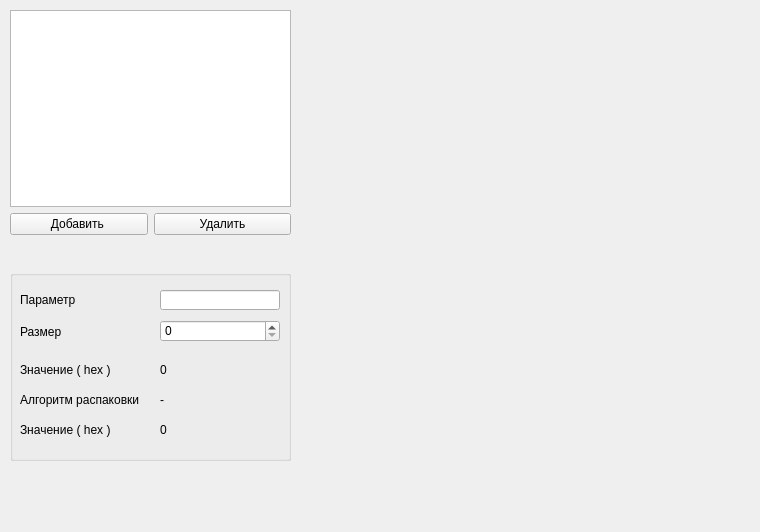
Before: the Qt Designer form hex_editor/serializeuserinterface.ui in Shamsudinov/Hex-Editor, drawn with Qt 5.
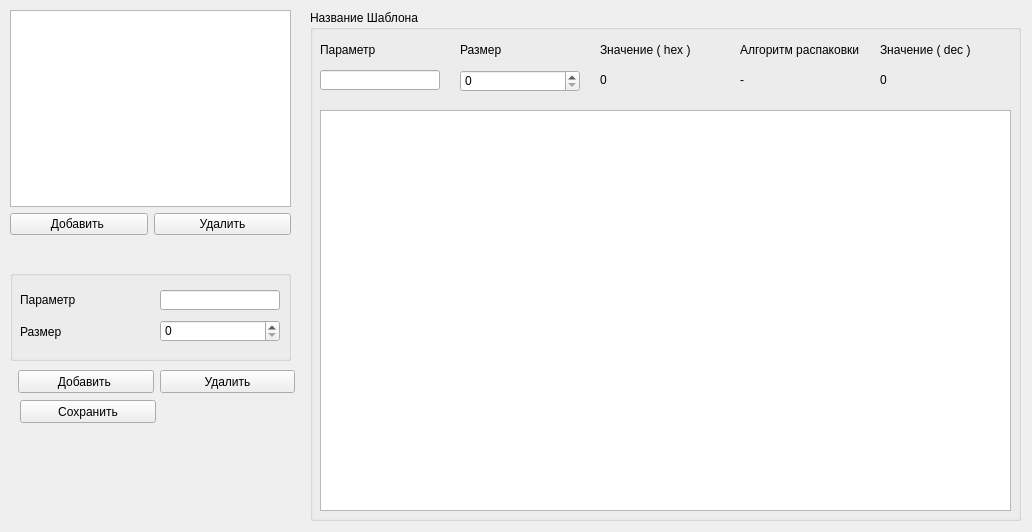
After: the same form once the commit is applied.

The edit to the form file:
```diff
--- a/hex_editor/serializeuserinterface.ui
+++ b/hex_editor/serializeuserinterface.ui
@@ -6,7 +6,7 @@
    <rect>
     <x>0</x>
     <y>0</y>
-    <width>760</width>
+    <width>1032</width>
     <height>532</height>
    </rect>
   </property>
@@ -19,7 +19,7 @@
      <x>10</x>
      <y>270</y>
      <width>281</width>
-     <height>191</height>
+     <height>91</height>
     </rect>
    </property>
    <property name="title">
@@ -71,50 +71,135 @@
      </rect>
     </property>
    </widget>
-   <widget class="QLabel" name="labelParameterHex">
+  </widget>
+  <widget class="QPushButton" name="btnAddParameter">
+   <property name="geometry">
+    <rect>
+     <x>18</x>
+     <y>370</y>
+     <width>136</width>
+     <height>23</height>
+    </rect>
+   </property>
+   <property name="text">
+    <string>Добавить </string>
+   </property>
+  </widget>
+  <widget class="QPushButton" name="btnDeleteParam">
+   <property name="geometry">
+    <rect>
+     <x>160</x>
+     <y>370</y>
+     <width>135</width>
+     <height>23</height>
+    </rect>
+   </property>
+   <property name="text">
+    <string>Удалить</string>
+   </property>
+  </widget>
+  <widget class="QGroupBox" name="groupBox">
+   <property name="geometry">
+    <rect>
+     <x>310</x>
+     <y>10</y>
+     <width>711</width>
+     <height>511</height>
+    </rect>
+   </property>
+   <property name="title">
+    <string>Название Шаблона</string>
+   </property>
+   <widget class="QLabel" name="labelParameterName_4">
     <property name="geometry">
      <rect>
       <x>10</x>
-      <y>90</y>
-      <width>120</width>
+      <y>30</y>
+      <width>61</width>
       <height>19</height>
      </rect>
     </property>
     <property name="text">
-     <string>Значение ( hex )</string>
+     <string>Параметр</string>
     </property>
    </widget>
-   <widget class="QLabel" name="labelParameterHexValue">
+   <widget class="QLineEdit" name="lineEditParameterName_4">
     <property name="geometry">
      <rect>
+      <x>10</x>
+      <y>60</y>
+      <width>120</width>
+      <height>20</height>
+     </rect>
+    </property>
+   </widget>
+   <widget class="QSpinBox" name="spinBoxParameterSize_4">
+    <property name="geometry">
+     <rect>
       <x>150</x>
-      <y>90</y>
+      <y>60</y>
       <width>120</width>
+      <height>22</height>
+     </rect>
+    </property>
+   </widget>
+   <widget class="QLabel" name="labelParameterSize_4">
+    <property name="geometry">
+     <rect>
+      <x>150</x>
+      <y>30</y>
+      <width>120</width>
       <height>19</height>
      </rect>
     </property>
     <property name="text">
-     <string>0</string>
+     <string>Размер</string>
+    </property>
+   </widget>
+   <widget class="QLabel" name="labelParameterDec">
+    <property name="geometry">
+     <rect>
+      <x>570</x>
+      <y>30</y>
+      <width>120</width>
+      <height>19</height>
+     </rect>
+    </property>
+    <property name="text">
+     <string>Значение ( dec )</string>
     </property>
    </widget>
    <widget class="QLabel" name="labelParameterHexValue_2">
     <property name="geometry">
      <rect>
-      <x>150</x>
-      <y>120</y>
+      <x>290</x>
+      <y>60</y>
       <width>120</width>
       <height>19</height>
      </rect>
     </property>
     <property name="text">
-     <string>-</string>
+     <string>0</string>
     </property>
    </widget>
-   <widget class="QLabel" name="labelParameterAlgorithm">
+   <widget class="QLabel" name="labelParameterHex">
     <property name="geometry">
      <rect>
-      <x>10</x>
-      <y>120</y>
+      <x>290</x>
+      <y>30</y>
+      <width>120</width>
+      <height>19</height>
+     </rect>
+    </property>
+    <property name="text">
+     <string>Значение ( hex )</string>
+    </property>
+   </widget>
+   <widget class="QLabel" name="labelParameterAlg">
+    <property name="geometry">
+     <rect>
+      <x>430</x>
+      <y>30</y>
       <width>120</width>
       <height>19</height>
      </rect>
@@ -126,8 +211,8 @@
    <widget class="QLabel" name="labelParameterDecValue">
     <property name="geometry">
      <rect>
-      <x>150</x>
-      <y>150</y>
+      <x>570</x>
+      <y>60</y>
       <width>120</width>
       <height>19</height>
      </rect>
@@ -136,20 +221,54 @@
      <string>0</string>
     </property>
    </widget>
-   <widget class="QLabel" name="labelParameterDec">
+   <widget class="QLabel" name="labelParameterAlgVal">
+    <property name="geometry">
+     <rect>
+      <x>430</x>
+      <y>60</y>
+      <width>120</width>
+      <height>19</height>
+     </rect>
+    </property>
+    <property name="text">
+     <string>-</string>
+    </property>
+   </widget>
+   <widget class="QTableWidget" name="paramsTable">
     <property name="geometry">
      <rect>
       <x>10</x>
-      <y>150</y>
-      <width>120</width>
-      <height>19</height>
+      <y>100</y>
+      <width>691</width>
+      <height>401</height>
      </rect>
     </property>
-    <property name="text">
-     <string>Значение ( hex )</string>
+    <property name="columnCount">
+     <number>5</number>
     </property>
+    <attribute name="horizontalHeaderVisible">
+     <bool>false</bool>
+    </attribute>
+    <column/>
+    <column/>
+    <column/>
+    <column/>
+    <column/>
    </widget>
   </widget>
+  <widget class="QPushButton" name="btnSaveParams">
+   <property name="geometry">
+    <rect>
+     <x>20</x>
+     <y>400</y>
+     <width>136</width>
+     <height>23</height>
+    </rect>
+   </property>
+   <property name="text">
+    <string>Сохранить</string>
+   </property>
+  </widget>
   <widget class="QWidget" name="">
    <property name="geometry">
     <rect>
```
